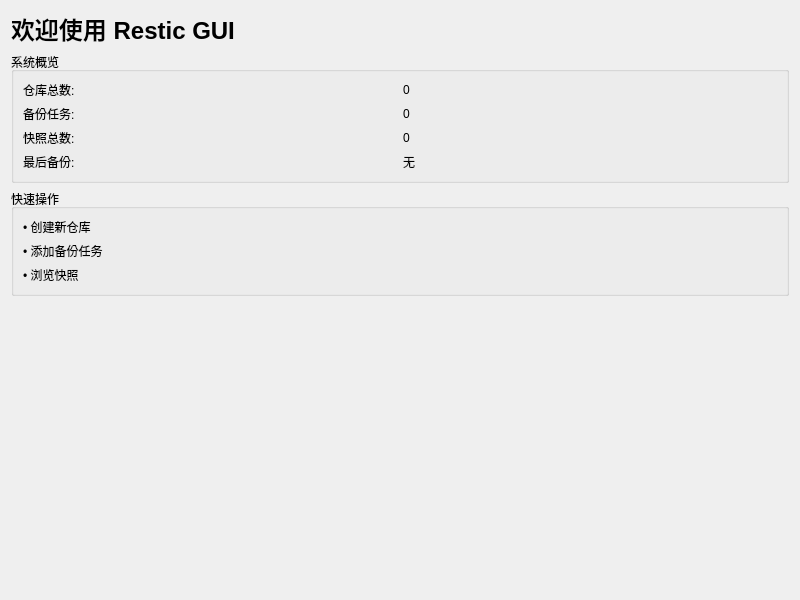
Qt form src/ui/pages/HomePage.ui (zhanglt/restic-gui) before a commit.
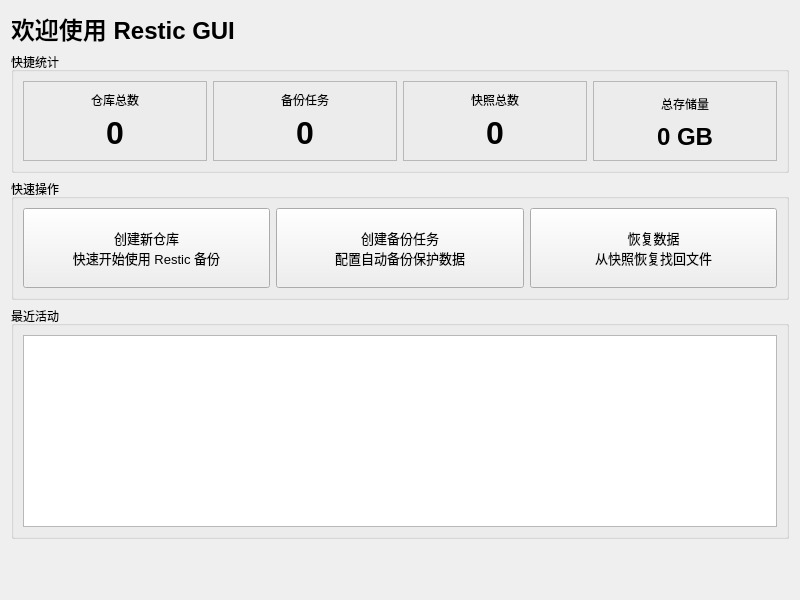
The same form after that commit.

What changed in the file:
```diff
--- a/src/ui/pages/HomePage.ui
+++ b/src/ui/pages/HomePage.ui
@@ -28,63 +28,163 @@
    <item>
     <widget class="QGroupBox" name="statsGroup">
      <property name="title">
-      <string>系统概览</string>
+      <string>快捷统计</string>
      </property>
-     <layout class="QGridLayout" name="gridLayout">
-      <item row="0" column="0">
-       <widget class="QLabel" name="label">
-        <property name="text">
-         <string>仓库总数:</string>
+     <layout class="QHBoxLayout" name="horizontalLayout_stats">
+      <item>
+       <widget class="QFrame" name="repoFrame">
+        <property name="frameShape">
+         <enum>QFrame::StyledPanel</enum>
         </property>
-       </widget>
-      </item>
-      <item row="0" column="1">
-       <widget class="QLabel" name="repoCountLabel">
-        <property name="text">
-         <string>0</string>
+        <property name="frameShadow">
+         <enum>QFrame::Raised</enum>
         </property>
+        <layout class="QVBoxLayout" name="verticalLayout_repo">
+         <item>
+          <widget class="QLabel" name="repoTitleLabel">
+           <property name="text">
+            <string>仓库总数</string>
+           </property>
+           <property name="alignment">
+            <set>Qt::AlignCenter</set>
+           </property>
+          </widget>
+         </item>
+         <item>
+          <widget class="QLabel" name="repoCountLabel">
+           <property name="font">
+            <font>
+             <pointsize>24</pointsize>
+             <weight>75</weight>
+             <bold>true</bold>
+            </font>
+           </property>
+           <property name="text">
+            <string>0</string>
+           </property>
+           <property name="alignment">
+            <set>Qt::AlignCenter</set>
+           </property>
+          </widget>
+         </item>
+        </layout>
        </widget>
       </item>
-      <item row="1" column="0">
-       <widget class="QLabel" name="label_3">
-        <property name="text">
-         <string>备份任务:</string>
+      <item>
+       <widget class="QFrame" name="taskFrame">
+        <property name="frameShape">
+         <enum>QFrame::StyledPanel</enum>
         </property>
-       </widget>
-      </item>
-      <item row="1" column="1">
-       <widget class="QLabel" name="taskCountLabel">
-        <property name="text">
-         <string>0</string>
+        <property name="frameShadow">
+         <enum>QFrame::Raised</enum>
         </property>
+        <layout class="QVBoxLayout" name="verticalLayout_task">
+         <item>
+          <widget class="QLabel" name="taskTitleLabel">
+           <property name="text">
+            <string>备份任务</string>
+           </property>
+           <property name="alignment">
+            <set>Qt::AlignCenter</set>
+           </property>
+          </widget>
+         </item>
+         <item>
+          <widget class="QLabel" name="taskCountLabel">
+           <property name="font">
+            <font>
+             <pointsize>24</pointsize>
+             <weight>75</weight>
+             <bold>true</bold>
+            </font>
+           </property>
+           <property name="text">
+            <string>0</string>
+           </property>
+           <property name="alignment">
+            <set>Qt::AlignCenter</set>
+           </property>
+          </widget>
+         </item>
+        </layout>
        </widget>
       </item>
-      <item row="2" column="0">
-       <widget class="QLabel" name="label_5">
-        <property name="text">
-         <string>快照总数:</string>
+      <item>
+       <widget class="QFrame" name="snapshotFrame">
+        <property name="frameShape">
+         <enum>QFrame::StyledPanel</enum>
         </property>
-       </widget>
-      </item>
-      <item row="2" column="1">
-       <widget class="QLabel" name="snapshotCountLabel">
-        <property name="text">
-         <string>0</string>
+        <property name="frameShadow">
+         <enum>QFrame::Raised</enum>
         </property>
+        <layout class="QVBoxLayout" name="verticalLayout_snapshot">
+         <item>
+          <widget class="QLabel" name="snapshotTitleLabel">
+           <property name="text">
+            <string>快照总数</string>
+           </property>
+           <property name="alignment">
+            <set>Qt::AlignCenter</set>
+           </property>
+          </widget>
+         </item>
+         <item>
+          <widget class="QLabel" name="snapshotCountLabel">
+           <property name="font">
+            <font>
+             <pointsize>24</pointsize>
+             <weight>75</weight>
+             <bold>true</bold>
+            </font>
+           </property>
+           <property name="text">
+            <string>0</string>
+           </property>
+           <property name="alignment">
+            <set>Qt::AlignCenter</set>
+           </property>
+          </widget>
+         </item>
+        </layout>
        </widget>
       </item>
-      <item row="3" column="0">
-       <widget class="QLabel" name="label_7">
-        <property name="text">
-         <string>最后备份:</string>
+      <item>
+       <widget class="QFrame" name="storageFrame">
+        <property name="frameShape">
+         <enum>QFrame::StyledPanel</enum>
         </property>
-       </widget>
-      </item>
-      <item row="3" column="1">
-       <widget class="QLabel" name="lastBackupLabel">
-        <property name="text">
-         <string>无</string>
+        <property name="frameShadow">
+         <enum>QFrame::Raised</enum>
         </property>
+        <layout class="QVBoxLayout" name="verticalLayout_storage">
+         <item>
+          <widget class="QLabel" name="storageTitleLabel">
+           <property name="text">
+            <string>总存储量</string>
+           </property>
+           <property name="alignment">
+            <set>Qt::AlignCenter</set>
+           </property>
+          </widget>
+         </item>
+         <item>
+          <widget class="QLabel" name="totalStorageLabel">
+           <property name="font">
+            <font>
+             <pointsize>18</pointsize>
+             <weight>75</weight>
+             <bold>true</bold>
+            </font>
+           </property>
+           <property name="text">
+            <string>0 GB</string>
+           </property>
+           <property name="alignment">
+            <set>Qt::AlignCenter</set>
+           </property>
+          </widget>
+         </item>
+        </layout>
        </widget>
       </item>
      </layout>
@@ -95,25 +195,77 @@
      <property name="title">
       <string>快速操作</string>
      </property>
-     <layout class="QVBoxLayout" name="verticalLayout_2">
+     <layout class="QHBoxLayout" name="horizontalLayout_actions">
       <item>
-       <widget class="QLabel" name="label_9">
+       <widget class="QPushButton" name="createRepoButton">
+        <property name="minimumSize">
+         <size>
+          <width>0</width>
+          <height>80</height>
+         </size>
+        </property>
+        <property name="font">
+         <font>
+          <pointsize>10</pointsize>
+         </font>
+        </property>
         <property name="text">
-         <string>• 创建新仓库</string>
+         <string>创建新仓库
+快速开始使用 Restic 备份</string>
         </property>
        </widget>
       </item>
       <item>
-       <widget class="QLabel" name="label_10">
+       <widget class="QPushButton" name="createTaskButton">
+        <property name="minimumSize">
+         <size>
+          <width>0</width>
+          <height>80</height>
+         </size>
+        </property>
+        <property name="font">
+         <font>
+          <pointsize>10</pointsize>
+         </font>
+        </property>
         <property name="text">
-         <string>• 添加备份任务</string>
+         <string>创建备份任务
+配置自动备份保护数据</string>
         </property>
        </widget>
       </item>
       <item>
-       <widget class="QLabel" name="label_11">
+       <widget class="QPushButton" name="browseSnapshotsButton">
+        <property name="minimumSize">
+         <size>
+          <width>0</width>
+          <height>80</height>
+         </size>
+        </property>
+        <property name="font">
+         <font>
+          <pointsize>10</pointsize>
+         </font>
+        </property>
         <property name="text">
-         <string>• 浏览快照</string>
+         <string>恢复数据
+从快照恢复找回文件</string>
+        </property>
+       </widget>
+      </item>
+     </layout>
+    </widget>
+   </item>
+   <item>
+    <widget class="QGroupBox" name="recentActivitiesGroup">
+     <property name="title">
+      <string>最近活动</string>
+     </property>
+     <layout class="QVBoxLayout" name="verticalLayout_3">
+      <item>
+       <widget class="QListWidget" name="recentActivitiesList">
+        <property name="alternatingRowColors">
+         <bool>true</bool>
         </property>
        </widget>
       </item>
```
